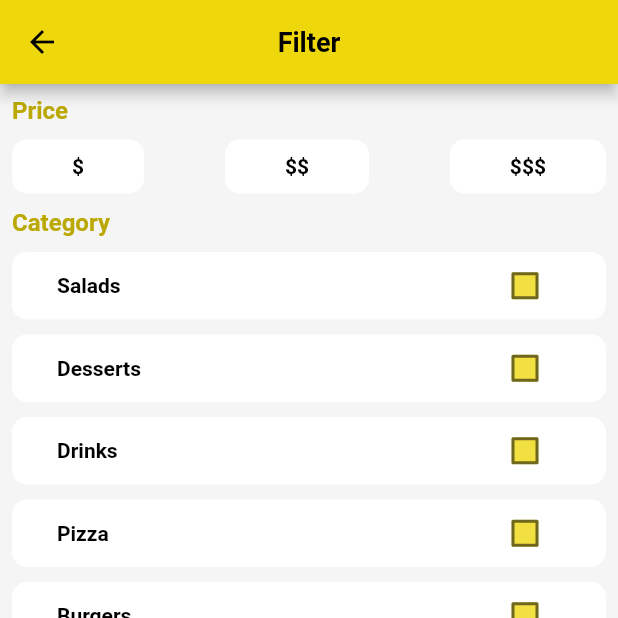
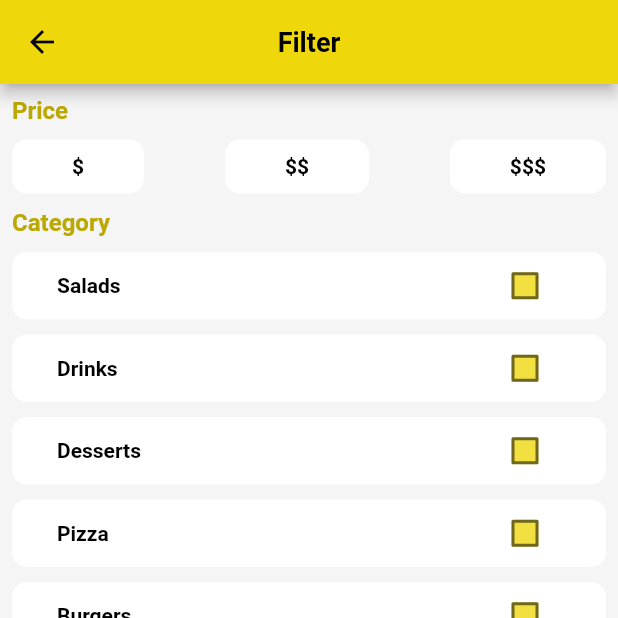
Before and after one commit to melvinjariwala/food_delivery_app, a Flutter app: the screen it shows after launch, after a tap on the "menu" icon, on a phone screen of 412 x 824 dp, the top half of it. Run offline on Flutter 3.47's test engine with Material 2 defaults, Android fonts, the phone set to English and light mode, and no system bars; our stand-ins replace bloc, cloud_firestore, equatable, firebase_core, flutter_bloc, flutter_svg and 2 more; accounts and stored records are empty; network calls fail; Roboto replaces fonts that are missing (Futura).

```diff
--- a/lib/blocs/filters/filters_bloc.dart
+++ b/lib/blocs/filters/filters_bloc.dart
@@ -54,8 +54,8 @@ class FiltersBloc extends Bloc<FiltersEvent, FiltersState> {
       List<Restaurant> filteredRestaurants =
           _getFilteredRestaurants(categories, prices);
 
-      print(
-          "categories : $categories\nprices : $prices\nfilteredRestaurants : $filteredRestaurants\n");
+      // print(
+      //     "categories : $categories\nprices : $prices\nfilteredRestaurants : $filteredRestaurants\n");
 
       emit(FiltersLoaded(
           filter: Filter(
@@ -107,7 +107,8 @@ class FiltersBloc extends Bloc<FiltersEvent, FiltersState> {
             .where((restaurant) =>
                 prices.any((price) => restaurant.priceCategory.contains(price)))
             .toList();
-    print("Filtered Restaurant : $filteredRestaurant");
+    // print(
+    //     "prices:$prices\ncategories:$categories\n Restaurant : $filteredRestaurant");
     return filteredRestaurant;
   }
 }
--- a/lib/blocs/restaurant/restaurant_bloc.dart
+++ b/lib/blocs/restaurant/restaurant_bloc.dart
@@ -1,3 +1,5 @@
+// ignore_for_file: depend_on_referenced_packages
+
 import 'dart:async';
 
 import 'package:bloc/bloc.dart';
--- a/lib/models/category_model.dart
+++ b/lib/models/category_model.dart
@@ -48,35 +48,40 @@ class Category extends Equatable {
     Category(
       id: "1",
       name: "Salads",
-      description: "Lorem ipsum dolor sit amet, consectetur adipiscing elit.",
+      description:
+          "Refreshing and wholesome greens, tossed with vibrant ingredients, offering a burst of natural flavors.",
       imageUrl: "assets/images/avocado.png",
       index: 0,
     ),
     Category(
       id: '2',
-      name: 'Desserts',
-      description: 'Lorem ipsum dolor sit amet, consectetur adipiscing elit.',
-      imageUrl: 'assets/images/pancake.png',
+      name: 'Drinks',
+      description:
+          'An oasis of quenching elixirs, from refreshing beverages to luxurious libations.',
+      imageUrl: 'assets/images/juice.png',
       index: 1,
     ),
     Category(
       id: '3',
-      name: 'Drinks',
-      description: 'Lorem ipsum dolor sit amet, consectetur adipiscing elit.',
-      imageUrl: 'assets/images/juice.png',
+      name: 'Desserts',
+      description:
+          'Decadent and indulgent creations, satisfying sweet cravings with a delightful array of treats.',
+      imageUrl: 'assets/images/pancake.png',
       index: 2,
     ),
     Category(
       id: '4',
       name: 'Pizza',
-      description: 'Lorem ipsum dolor sit amet, consectetur adipiscing elit.',
+      description:
+          'A heavenly fusion of fresh ingredients, baked to perfection on a delectable crust.',
       imageUrl: 'assets/images/pizza.png',
       index: 3,
     ),
     Category(
       id: '5',
       name: 'Burgers',
-      description: 'Lorem ipsum dolor sit amet, consectetur adipiscing elit.',
+      description:
+          'Juicy and succulent patties, layered with savory toppings, creating a symphony of flavors.',
       imageUrl: 'assets/images/burger.png',
       index: 4,
     ),
--- a/lib/models/restaurant_model.dart
+++ b/lib/models/restaurant_model.dart
@@ -56,7 +56,7 @@ class Restaurant extends Equatable {
         name: snap['name'],
         imgUrl: snap['imgUrl'],
         description: snap['description'],
-        priceCategory: snap['priceCategory'],
+        //priceCategory: snap['priceCategory'],
         tags: (snap['tags'] as List).map((tag) {
           return tag as String;
         }).toList(),
--- a/lib/screens/basket.dart
+++ b/lib/screens/basket.dart
@@ -209,7 +209,7 @@ class BasketScreen extends StatelessWidget {
                                   mainAxisAlignment: MainAxisAlignment.center,
                                   children: [
                                     const SizedBox(height: 20),
-                                    Text("Delivery in 20 minutes",
+                                    Text("Delivery in 15 minutes",
                                         style: Theme.of(context)
                                             .textTheme
                                             .headline6),
```
